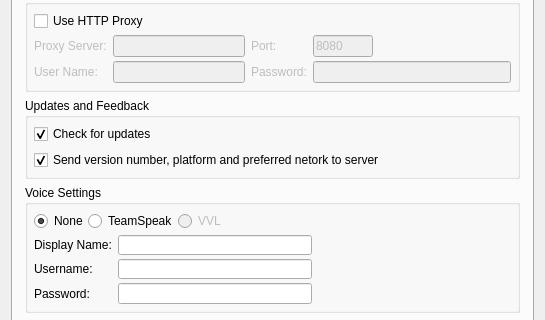
The window that trunk/QuteScoop/gui/PreferencesDialog.ui (qutescoop/qutescoop) describes before a commit, drawn with Qt 5; both pictures show x 0 to 545 and y 195 to 515 of the 545 by 719 pixel window.
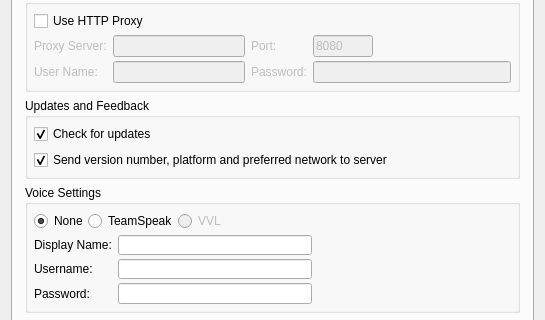
The same window after the commit.

The edit to the form file:
```diff
--- a/trunk/QuteScoop/gui/PreferencesDialog.ui
+++ b/trunk/QuteScoop/gui/PreferencesDialog.ui
@@ -331,7 +331,7 @@
              <bool>true</bool>
             </property>
             <property name="text" >
-             <string>Send version number, platform and preferred netork to server</string>
+             <string>Send version number, platform and preferred network to server</string>
             </property>
             <property name="checked" >
              <bool>true</bool>
```
